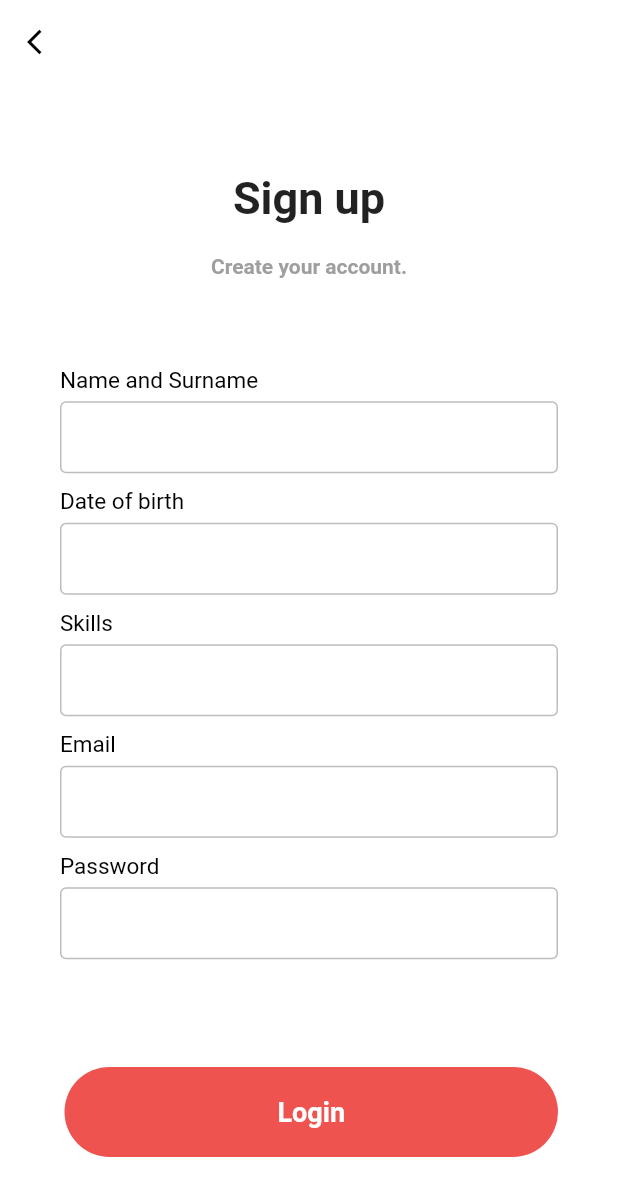
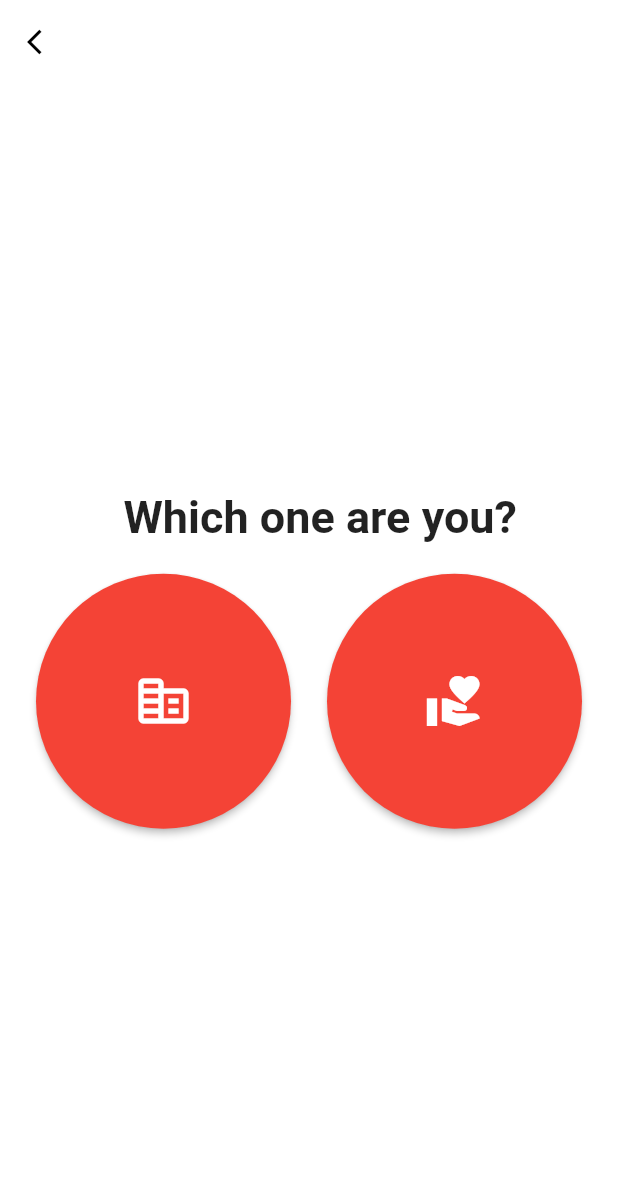
Before and after one commit to NedimKunovac/graduation_project, a Flutter app: the SignOrLog screen opened directly, after a tap on "Sign up", on a phone screen of 412 x 824 dp. Shown: the top 1196 px of the screen. Run offline on Flutter 3.47's test engine with Material 2 defaults, Android fonts, the phone set to English and light mode, and no system bars; our stand-ins replace easy_search_bar, firebase_auth, firebase_core; accounts and stored records are empty.

Commit message:
Update to Sign up pages
Added Mici's sign up pages for volunteers and companies

```diff
--- a/lib/main.dart
+++ b/lib/main.dart
@@ -1,5 +1,7 @@
 import 'package:firebase_core/firebase_core.dart';
 import 'package:flutter/material.dart';
+import 'package:graduation_project/signUpRouter.dart';
+import 'package:graduation_project/signup.dart';
 import 'signorlog.dart';
 import 'fbTest/fbLoginTest.dart';
 
@@ -20,6 +22,6 @@ class MyApp extends StatelessWidget {
 
   @override
   Widget build(BuildContext context) {
-    return TestSignupLogin(navigatorKey: navigatorKey);
+    return SignOrLog();
   }
 }
--- /dev/null
+++ b/lib/signUpRouter.dart
@@ -0,0 +1,87 @@
+import 'companySignup.dart';
+import 'volunteerSignup.dart';
+import 'package:flutter/material.dart';
+
+
+
+class SignUpRouter extends StatelessWidget {
+  const SignUpRouter({Key? key}) : super(key: key);
+
+  @override
+  Widget build(BuildContext context) {
+
+
+ return  Scaffold(
+    resizeToAvoidBottomInset: false,
+    backgroundColor: Colors.white,
+    //return button in the app bar
+    appBar: AppBar(
+    elevation: 0,
+    brightness: Brightness.light,
+    backgroundColor: Colors.white,
+    leading: IconButton(onPressed: (){
+    Navigator.pop(context);
+    },
+    icon: Icon(Icons.arrow_back_ios,
+    size: 20,
+    color: Colors.black,)
+
+    ),
+    ),
+    body: Container(
+    height: MediaQuery.of(context).size.height,
+width:double.infinity,
+child: Column(
+mainAxisAlignment: MainAxisAlignment.spaceBetween,
+children: <Widget>[
+Expanded(child: Column(
+mainAxisAlignment: MainAxisAlignment.spaceEvenly,
+children: <Widget>[
+Column(
+children: <Widget>[
+Text('  Which one are you?',
+style: TextStyle(fontSize:30,
+fontWeight:FontWeight.bold),),
+SizedBox(height: 20,),
+
+
+Row(
+
+mainAxisAlignment: MainAxisAlignment.spaceEvenly,
+children: <Widget>[
+ElevatedButton(onPressed: (){
+Navigator.push(context, MaterialPageRoute(builder:(context)=>CompanySignup()));
+}, child:Icon(Icons.corporate_fare_rounded,
+size: 40,color: Colors.white,),
+  style: ElevatedButton.styleFrom(
+    shape: CircleBorder(),
+    backgroundColor: Colors.red,
+    padding: EdgeInsets.all(65),),),
+
+  ElevatedButton(onPressed: (){
+    Navigator.push(context, MaterialPageRoute(builder:(context)=>VolunteerSignup()));
+  }, child:Icon(Icons.volunteer_activism,
+    size: 40,color: Colors.white,),
+    style: ElevatedButton.styleFrom(
+      shape: CircleBorder(),
+      backgroundColor: Colors.red,
+      padding: EdgeInsets.all(65),),)
+],
+),
+
+]
+)
+],
+),
+
+)],),),
+
+
+
+
+
+
+
+);
+}
+}
--- a/lib/signorlog.dart
+++ b/lib/signorlog.dart
@@ -1,4 +1,5 @@
 import 'package:flutter/material.dart';
+import 'package:graduation_project/signUpRouter.dart';
 import 'login.dart';
 import 'signup.dart';
 
@@ -44,7 +45,7 @@ class _SignOrLogState extends State<SignOrLog> {
             Container(
               height: MediaQuery.of(context as BuildContext).size.height / 3,
               decoration: const BoxDecoration(
-                  image: DecorationImage(image: AssetImage('assets/permission.png'))
+                  image: DecorationImage(image: AssetImage("assets/introduction.png"))
               ),
             ),
             Column(
@@ -77,7 +78,7 @@ class _SignOrLogState extends State<SignOrLog> {
                   minWidth: double.infinity,
                   height: 60,
                   onPressed: (){
-                    Navigator.push(context, MaterialPageRoute(builder:(context)=>SignUpPage()));
+                    Navigator.push(context, MaterialPageRoute(builder:(context)=>SignUpRouter()));
                   },
                   color: Colors.red.shade400,
                   shape: RoundedRectangleBorder(
@@ -98,6 +99,6 @@ class _SignOrLogState extends State<SignOrLog> {
       ),
       ),
 
-    );;
+    );
   }
 }
```
Also changed, not shown: lib/companySignup.dart (added, +127 -0 lines), lib/login.dart (+10 -11 lines), lib/volunteerSignup.dart (added, +125 -0 lines), 3 other files.
